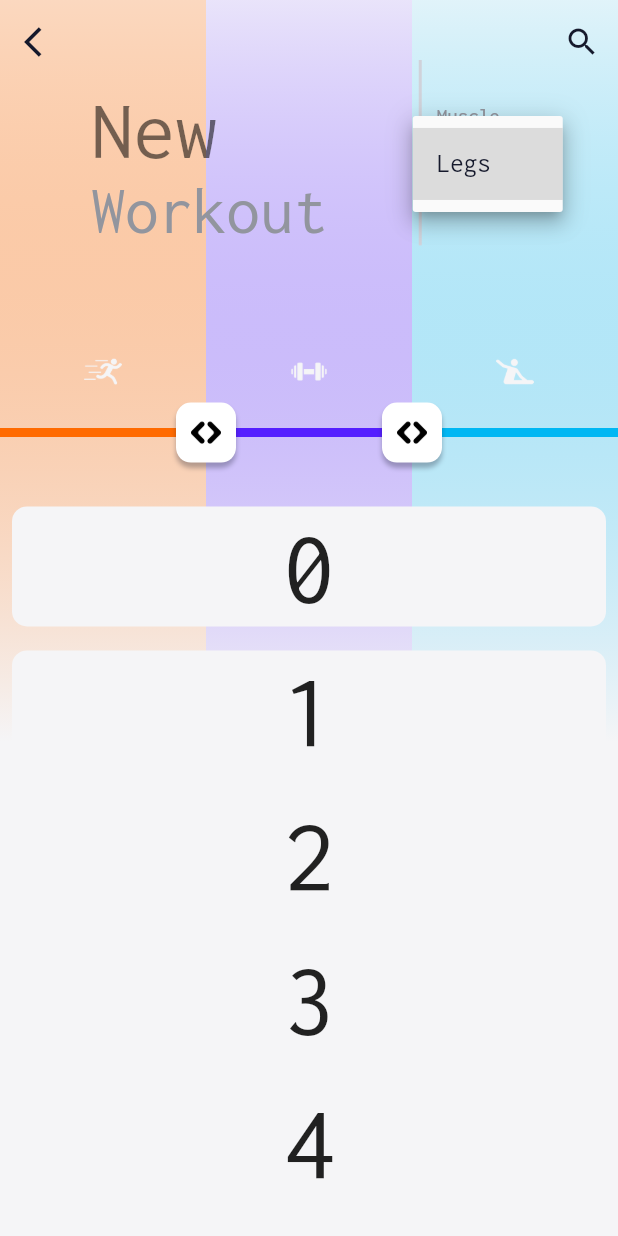
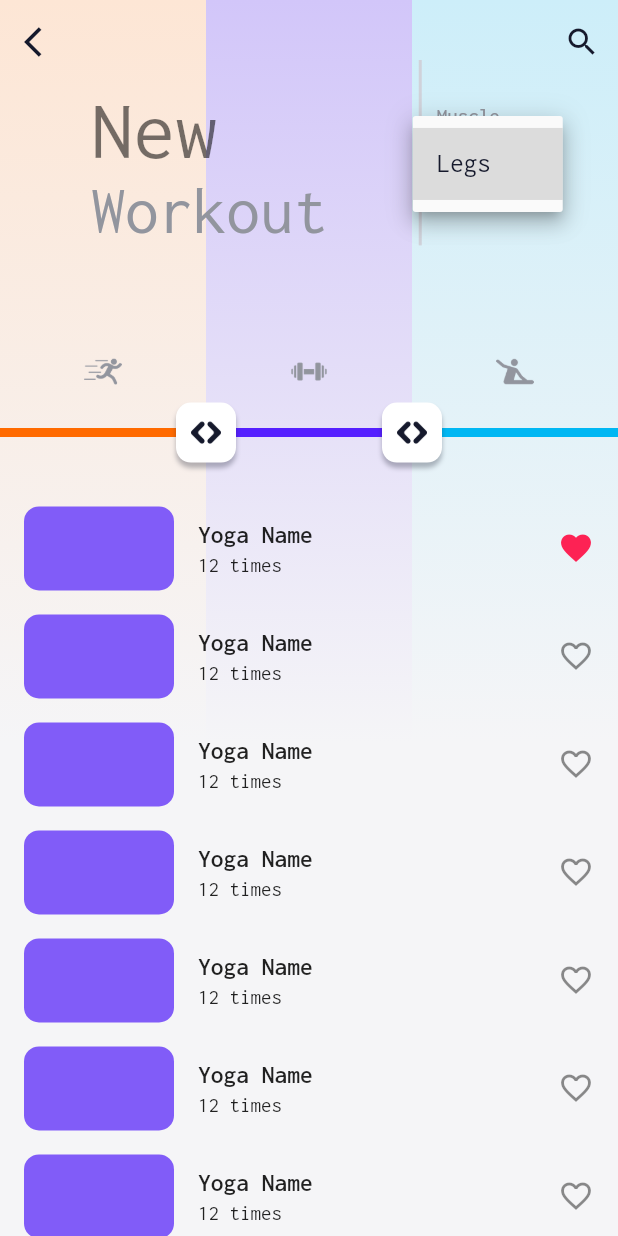
Before and after one commit to cupcake08/Flutter-UI-Challenges, a Flutter app: the screen it shows after launch, after a tap on "Legs", on a phone screen of 412 x 824 dp. Run offline on Flutter 3.47's test engine with Material 2 defaults, Android fonts, the phone set to English and light mode, and no system bars; our stand-ins replace google_fonts.

Commit message:
:sparkles: Optimization

```diff
--- a/workout_configuration/lib/main.dart
+++ b/workout_configuration/lib/main.dart
@@ -4,6 +4,7 @@ import 'package:provider/provider.dart';
 import 'package:workout_configuration/logic/box_notifier.dart';
 import 'package:workout_configuration/ui/slider.dart';
 import 'package:workout_configuration/util/utils.dart';
+import 'dart:math' show Random;
 
 void main() => runApp(const MyApp());
 
@@ -57,8 +58,8 @@ class BackGroundGridPainter extends CustomPainter {
     !applyGradient
         ? _paint.color = AppColor.lightOrange.withAlpha(80)
         : _paint.shader = LinearGradient(
-            colors: [
-              AppColor.lightOrange.withAlpha(60),
+            colors: const [
+              Color.fromARGB(255, 253, 230, 213),
               AppColor.lightTertiaryGray,
             ],
             stops: stops,
@@ -70,8 +71,8 @@ class BackGroundGridPainter extends CustomPainter {
     !applyGradient
         ? _paint.color = AppColor.lightPurple.withAlpha(60)
         : _paint.shader = LinearGradient(
-            colors: [
-              AppColor.lightPurple.withOpacity(.1),
+            colors: const [
+              Color.fromARGB(255, 210, 198, 249),
               AppColor.lightTertiaryGray,
             ],
             stops: stops,
@@ -84,8 +85,8 @@ class BackGroundGridPainter extends CustomPainter {
     !applyGradient
         ? _paint.color = AppColor.lightBlue.withAlpha(60)
         : _paint.shader = LinearGradient(
-            colors: [
-              AppColor.lightBlue.withOpacity(.1),
+            colors: const [
+              Color.fromARGB(255, 205, 238, 249),
               AppColor.lightTertiaryGray,
             ],
             stops: stops,
@@ -117,10 +118,12 @@ class _WorkoutSelectionScreenState extends State<WorkoutSelectionScreen> {
   double? _top;
   final double boxWidth = 40.0;
   List<DropdownMenuItem<int>>? workoutPart;
+  late final ValueNotifier<bool> _showAppBarTitle;
 
   @override
   void initState() {
     super.initState();
+    _showAppBarTitle = ValueNotifier(false);
     _first = 0.0;
   }
 
@@ -167,10 +170,9 @@ class _WorkoutSelectionScreenState extends State<WorkoutSelectionScreen> {
     final expandedHeight = height * .4;
     final collapsedHeight = height * .2;
     return Scaffold(
+      extendBodyBehindAppBar: true,
       body: Stack(
-        alignment: Alignment.topCenter,
         children: [
-          // build background things.
           Consumer<BoxNotifier>(builder: (context, value, child) => _buildBackGroundGrid()),
           NestedScrollView(
             body: ListView.builder(
@@ -178,15 +180,28 @@ class _WorkoutSelectionScreenState extends State<WorkoutSelectionScreen> {
               physics: const BouncingScrollPhysics(),
               shrinkWrap: true,
               itemBuilder: (_, index) {
-                return Container(
-                  margin: const EdgeInsets.all(8),
-                  decoration: BoxDecoration(
-                    borderRadius: BorderRadius.circular(10),
-                    color: AppColor.lightTertiaryGray,
+                final rand = Random().nextInt(10);
+                return ListTile(
+                  minLeadingWidth: 100,
+                  trailing: Icon(
+                    rand == index ? Icons.favorite : Icons.favorite_outline,
+                    color: rand == index ? AppColor.lightRed : null,
                   ),
-                  height: 80.0,
-                  child: Center(
-                    child: Text('$index', textScaleFactor: 5),
+                  title: Text(
+                    "Yoga Name",
+                    style: Theme.of(context).textTheme.labelLarge!.copyWith(fontSize: 17, fontWeight: FontWeight.w600),
+                  ),
+                  subtitle: Text(
+                    "12 times",
+                    style: Theme.of(context).textTheme.bodyMedium,
+                  ),
+                  leading: Container(
+                    decoration: BoxDecoration(
+                      borderRadius: BorderRadius.circular(10),
+                      color: const Color.fromARGB(255, 129, 92, 248),
+                    ),
+                    height: 120,
+                    width: 100,
                   ),
                 );
               },
@@ -195,6 +210,7 @@ class _WorkoutSelectionScreenState extends State<WorkoutSelectionScreen> {
               SliverLayoutBuilder(
                 builder: (context, constraints) {
                   bool flag = constraints.scrollOffset >= collapsedHeight;
+                  WidgetsBinding.instance.addPostFrameCallback((_) => _showAppBarTitle.value = flag);
                   return SliverAppBar.large(
                     shadowColor: Colors.transparent,
                     backgroundColor: !flag ? Colors.transparent : AppColor.lightTertiaryGray,
@@ -291,7 +307,7 @@ class _WorkoutSelectionScreenState extends State<WorkoutSelectionScreen> {
                                   ),
                                 ],
                               ),
-                              child: _buildIcon(Constants.sliderIcon),
+                              child: _buildIcon(Constants.sliderIcon,color: AppColor.black),
                             ),
                           ),
                         ],
@@ -299,18 +315,6 @@ class _WorkoutSelectionScreenState extends State<WorkoutSelectionScreen> {
                     ),
                     flexibleSpace: LayoutBuilder(builder: (context, constranints) {
                       return FlexibleSpaceBar(
-                        centerTitle: true,
-                        titlePadding: EdgeInsets.only(bottom: collapsedHeight - kToolbarHeight),
-                        title: AnimatedOpacity(
-                          opacity: flag ? 1.0 : 0.0,
-                          duration: 100.ms,
-                          child: DropdownButton(
-                            items: workoutPart,
-                            value: 1,
-                            onChanged: (value) {},
-                            underline: const SizedBox.shrink(),
-                          ),
-                        ),
                         background: Column(
                           children: [
                             Transform.translate(
@@ -325,7 +329,10 @@ class _WorkoutSelectionScreenState extends State<WorkoutSelectionScreen> {
                                       Text("New", style: Theme.of(context).textTheme.displayMedium),
                                       Text(
                                         "Workout",
-                                        style: Theme.of(context).textTheme.displaySmall!.copyWith(color: AppColor.lightPrimaryGray),
+                                        style: Theme.of(context)
+                                            .textTheme
+                                            .displaySmall!
+                                            .copyWith(color: AppColor.lightPrimaryGray),
                                       ),
                                     ],
                                   ),
@@ -345,7 +352,10 @@ class _WorkoutSelectionScreenState extends State<WorkoutSelectionScreen> {
                                           // title
                                           Text(
                                             "Muscle",
-                                            style: Theme.of(context).textTheme.labelLarge!.copyWith(color: AppColor.lightPrimaryGray),
+                                            style: Theme.of(context)
+                                                .textTheme
+                                                .labelLarge!
+                                                .copyWith(color: AppColor.lightPrimaryGray),
                                           ),
                                           DropdownButton(
                                             underline: const SizedBox.shrink(),
@@ -452,6 +462,19 @@ class _WorkoutSelectionScreenState extends State<WorkoutSelectionScreen> {
                 icon: const Icon(Icons.arrow_back_ios),
                 onPressed: () {},
               ),
+              centerTitle: true,
+              titleSpacing: 0.0,
+              title: ValueListenableBuilder(
+                valueListenable: _showAppBarTitle,
+                builder: (context, showAppBar, child) => showAppBar ? child! : const SizedBox.shrink(),
+                child: DropdownButton(
+                  items: workoutPart,
+                  value: 1,
+                  style: Theme.of(context).textTheme.displayLarge,
+                  onChanged: (value) {},
+                  underline: const SizedBox.shrink(),
+                ),
+              ),
               iconTheme: const IconThemeData(color: AppColor.black),
               actionsIconTheme: const IconThemeData(color: AppColor.black),
               actions: [
@@ -503,11 +526,12 @@ class _WorkoutSelectionScreenState extends State<WorkoutSelectionScreen> {
     );
   }
 
-  _buildIcon(String imageUrl, {double size = 25}) {
+  _buildIcon(String imageUrl, {double size = 25,Color color = AppColor.lightPrimaryGray}) {
     return Image.asset(
       imageUrl,
       height: size,
       width: size,
+      color: color,
     );
   }
 
--- a/workout_configuration/pubspec.yaml
+++ b/workout_configuration/pubspec.yaml
@@ -19,7 +19,7 @@ publish_to: 'none' # Remove this line if you wish to publish to pub.dev
 version: 1.0.0+1
 
 environment:
-  sdk: '>=2.19.1 <3.0.0'
+  sdk: '>=2.18.1 <3.0.0'
 
 # Dependencies specify other packages that your package needs in order to work.
 # To automatically upgrade your package dependencies to the latest versions
```
Also changed, not shown: workout_configuration/pubspec.lock.
